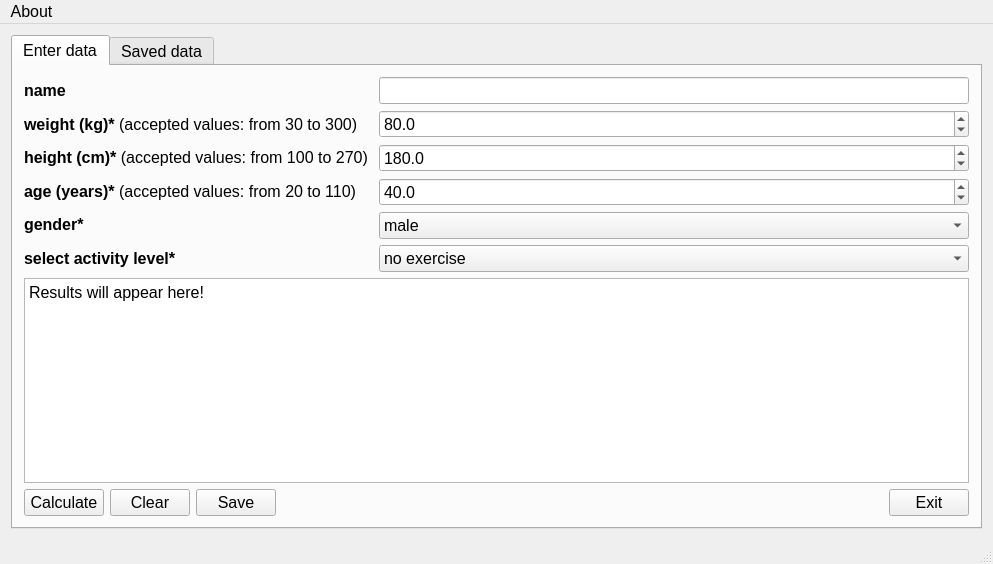
Qt form mainwindow.ui (SFilippidis/QGreatstAtzenta) before a commit.
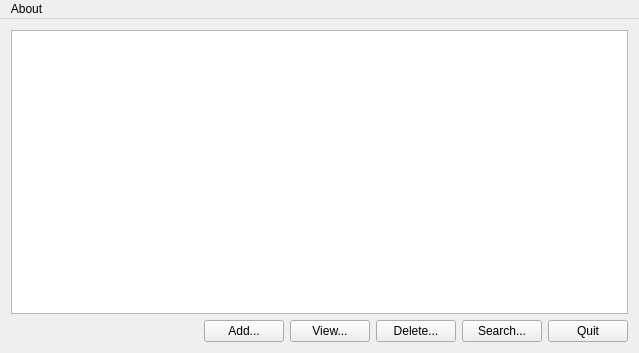
The same form after that commit.

Commit message: revert from wrong commit

Diff of the .ui file:
```diff
--- a/mainwindow.ui
+++ b/mainwindow.ui
@@ -30,427 +30,84 @@
    <rect>
     <x>0</x>
     <y>0</y>
-    <width>993</width>
-    <height>564</height>
+    <width>639</width>
+    <height>353</height>
    </rect>
   </property>
-  <property name="font">
-   <font>
-    <pointsize>12</pointsize>
-   </font>
-  </property>
-  <property name="focusPolicy">
-   <enum>Qt::TabFocus</enum>
+  <property name="minimumSize">
+   <size>
+    <width>639</width>
+    <height>353</height>
+   </size>
   </property>
   <property name="windowTitle">
-   <string/>
-  </property>
-  <property name="tabShape">
-   <enum>QTabWidget::Rounded</enum>
+   <string>MainWindow</string>
   </property>
   <widget class="QWidget" name="centralWidget">
-   <layout class="QVBoxLayout" name="verticalLayout_5">
+   <layout class="QVBoxLayout" name="verticalLayout">
     <item>
-     <widget class="QTabWidget" name="tabMenu">
-      <property name="sizePolicy">
-       <sizepolicy hsizetype="Preferred" vsizetype="Preferred">
-        <horstretch>0</horstretch>
-        <verstretch>0</verstretch>
-       </sizepolicy>
-      </property>
-      <property name="font">
-       <font>
-        <pointsize>12</pointsize>
-       </font>
-      </property>
-      <property name="toolTip">
-       <string/>
-      </property>
-      <property name="styleSheet">
-       <string notr="true"/>
-      </property>
-      <property name="currentIndex">
-       <number>0</number>
-      </property>
-      <widget class="QWidget" name="mainApp">
-       <attribute name="title">
-        <string>Enter data</string>
-       </attribute>
-       <layout class="QHBoxLayout" name="horizontalLayout_3">
-        <item>
-         <layout class="QVBoxLayout" name="verticalLayout_3">
-          <item>
-           <layout class="QHBoxLayout" name="horizontalLayout_2">
-            <item>
-             <layout class="QVBoxLayout" name="verticalLayout_4">
-              <item>
-               <widget class="QLabel" name="label_4">
-                <property name="font">
-                 <font>
-                  <pointsize>12</pointsize>
-                 </font>
-                </property>
-                <property name="text">
-                 <string>&lt;b&gt;name&lt;/b&gt;</string>
-                </property>
-               </widget>
-              </item>
-              <item>
-               <widget class="QLabel" name="label">
-                <property name="font">
-                 <font>
-                  <pointsize>12</pointsize>
-                 </font>
-                </property>
-                <property name="text">
-                 <string>&lt;b&gt;weight (kg)*&lt;/b&gt; (accepted values: from 30 to 300)    </string>
-                </property>
-               </widget>
-              </item>
-              <item>
-               <widget class="QLabel" name="label_2">
-                <property name="font">
-                 <font>
-                  <pointsize>12</pointsize>
-                 </font>
-                </property>
-                <property name="text">
-                 <string>&lt;html&gt;&lt;head/&gt;&lt;body&gt;&lt;p&gt;&lt;span style=&quot; font-weight:600;&quot;&gt;height (cm)*&lt;/span&gt; (accepted values: from 100 to 270) &lt;/p&gt;&lt;/body&gt;&lt;/html&gt;</string>
-                </property>
-               </widget>
-              </item>
-              <item>
-               <widget class="QLabel" name="label_6">
-                <property name="font">
-                 <font>
-                  <pointsize>12</pointsize>
-                 </font>
-                </property>
-                <property name="text">
-                 <string>&lt;html&gt;&lt;head/&gt;&lt;body&gt;&lt;p&gt;&lt;span style=&quot; font-weight:600;&quot;&gt;age (years)*&lt;/span&gt; (accepted values: from 20 to 110) &lt;/p&gt;&lt;/body&gt;&lt;/html&gt;</string>
-                </property>
-               </widget>
-              </item>
-              <item>
-               <widget class="QLabel" name="label_3">
-                <property name="font">
-                 <font>
-                  <pointsize>12</pointsize>
-                 </font>
-                </property>
-                <property name="text">
-                 <string>&lt;b&gt;gender*&lt;/b&gt;</string>
-                </property>
-               </widget>
-              </item>
-              <item>
-               <widget class="QLabel" name="label_5">
-                <property name="font">
-                 <font>
-                  <pointsize>12</pointsize>
-                 </font>
-                </property>
-                <property name="text">
-                 <string>&lt;b&gt;select activity level*&lt;/b&gt;</string>
-                </property>
-               </widget>
-              </item>
-             </layout>
-            </item>
-            <item>
-             <layout class="QVBoxLayout" name="verticalLayout_2">
-              <item>
-               <layout class="QHBoxLayout" name="horizontalLayout">
-                <item>
-                 <layout class="QVBoxLayout" name="verticalLayout">
-                  <item>
-                   <widget class="QLineEdit" name="name">
-                    <property name="font">
-                     <font>
-                      <pointsize>12</pointsize>
-                     </font>
-                    </property>
-                   </widget>
-                  </item>
-                  <item>
-                   <widget class="QDoubleSpinBox" name="doubleSpinBoxWeight">
-                    <property name="font">
-                     <font>
-                      <pointsize>12</pointsize>
-                     </font>
-                    </property>
-                    <property name="decimals">
-                     <number>1</number>
-                    </property>
-                    <property name="minimum">
-                     <double>30.000000000000000</double>
-                    </property>
-                    <property name="maximum">
-                     <double>300.000000000000000</double>
-                    </property>
-                    <property name="value">
-                     <double>80.000000000000000</double>
-                    </property>
-                   </widget>
-                  </item>
-                  <item>
-                   <widget class="QDoubleSpinBox" name="doubleSpinBoxHeight">
-                    <property name="font">
-                     <font>
-                      <pointsize>12</pointsize>
-                     </font>
-                    </property>
-                    <property name="decimals">
-                     <number>1</number>
-                    </property>
-                    <property name="minimum">
-                     <double>100.000000000000000</double>
-                    </property>
-                    <property name="maximum">
-                     <double>270.000000000000000</double>
-                    </property>
-                    <property name="singleStep">
-                     <double>1.000000000000000</double>
-                    </property>
-                    <property name="value">
-                     <double>180.000000000000000</double>
-                    </property>
-                   </widget>
-                  </item>
-                  <item>
-                   <widget class="QDoubleSpinBox" name="doubleSpinBoxAge">
-                    <property name="font">
-                     <font>
-                      <pointsize>12</pointsize>
-                     </font>
-                    </property>
-                    <property name="decimals">
-                     <number>1</number>
-                    </property>
-                    <property name="minimum">
-                     <double>20.000000000000000</double>
-                    </property>
-                    <property name="maximum">
-                     <double>110.000000000000000</double>
-                    </property>
-                    <property name="singleStep">
-                     <double>1.000000000000000</double>
-                    </property>
-                    <property name="value">
-                     <double>40.000000000000000</double>
-                    </property>
-                   </widget>
-                  </item>
-                  <item>
-                   <widget class="QComboBox" name="comboBoxGender">
-                    <property name="font">
-                     <font>
-                      <pointsize>12</pointsize>
-                     </font>
-                    </property>
-                    <property name="statusTip">
-                     <string>επιλέξτε το φύλο</string>
-                    </property>
-                    <item>
-                     <property name="text">
-                      <string>male</string>
-                     </property>
-                    </item>
-                    <item>
-                     <property name="text">
-                      <string>female</string>
-                     </property>
-                    </item>
-                   </widget>
-                  </item>
-                 </layout>
-                </item>
-               </layout>
-              </item>
-              <item>
-               <widget class="QComboBox" name="comboBoxActivity">
-                <property name="font">
-                 <font>
-                  <pointsize>12</pointsize>
-                 </font>
-                </property>
-                <item>
-                 <property name="text">
-                  <string>no exercise</string>
-                 </property>
-                </item>
-                <item>
-                 <property name="text">
-                  <string>little exercise</string>
-                 </property>
-                </item>
-                <item>
-                 <property name="text">
-                  <string>light exercise (1-3 days per week)</string>
-                 </property>
-                </item>
-                <item>
-                 <property name="text">
-                  <string>moderate exercise (3-5 days per week)</string>
-                 </property>
-                </item>
-                <item>
-                 <property name="text">
-                  <string>heavy exercise (6-7 days per week)</string>
-                 </property>
-                </item>
-                <item>
-                 <property name="text">
-                  <string>very heavy exercise (twice per day, extra heavy workouts)</string>
-                 </property>
-                </item>
-               </widget>
-              </item>
-             </layout>
-            </item>
-           </layout>
-          </item>
-          <item>
-           <widget class="QTextBrowser" name="results">
-            <property name="font">
-             <font>
-              <pointsize>12</pointsize>
-             </font>
-            </property>
-            <property name="html">
-             <string>&lt;!DOCTYPE HTML PUBLIC &quot;-//W3C//DTD HTML 4.0//EN&quot; &quot;http://www.w3.org/TR/REC-html40/strict.dtd&quot;&gt;
-&lt;html&gt;&lt;head&gt;&lt;meta name=&quot;qrichtext&quot; content=&quot;1&quot; /&gt;&lt;style type=&quot;text/css&quot;&gt;
-p, li { white-space: pre-wrap; }
-&lt;/style&gt;&lt;/head&gt;&lt;body style=&quot; font-family:'MS Shell Dlg 2'; font-size:12pt; font-weight:400; font-style:normal;&quot;&gt;
-&lt;p style=&quot; margin-top:0px; margin-bottom:0px; margin-left:0px; margin-right:0px; -qt-block-indent:0; text-indent:0px;&quot;&gt;&lt;span style=&quot; font-family:'Lucida Grande';&quot;&gt;Results will appear here!&lt;/span&gt;&lt;/p&gt;&lt;/body&gt;&lt;/html&gt;</string>
-            </property>
-           </widget>
-          </item>
-          <item>
-           <layout class="QHBoxLayout" name="horizontalLayout_6">
-            <item>
-             <widget class="QPushButton" name="pushButtonCalculate">
-              <property name="font">
-               <font>
-                <pointsize>12</pointsize>
-               </font>
-              </property>
-              <property name="statusTip">
-               <string>calculate body mass index and other info</string>
-              </property>
-              <property name="text">
-               <string>Calculate</string>
-              </property>
-              <property name="autoDefault">
-               <bool>true</bool>
-              </property>
-              <property name="default">
-               <bool>false</bool>
-              </property>
-              <property name="flat">
-               <bool>false</bool>
-              </property>
-             </widget>
-            </item>
-            <item>
-             <widget class="QPushButton" name="pushButtonResetData">
-              <property name="font">
-               <font>
-                <pointsize>12</pointsize>
-               </font>
-              </property>
-              <property name="statusTip">
-               <string>clear data of this window</string>
-              </property>
-              <property name="text">
-               <string>Clear</string>
-              </property>
-              <property name="autoDefault">
-               <bool>true</bool>
-              </property>
-             </widget>
-            </item>
-            <item>
-             <widget class="QPushButton" name="pushButtonSave">
-              <property name="font">
-               <font>
-                <pointsize>12</pointsize>
-               </font>
-              </property>
-              <property name="statusTip">
-               <string>save current calculations</string>
-              </property>
-              <property name="text">
-               <string>Save</string>
-              </property>
-              <property name="autoDefault">
-               <bool>true</bool>
-              </property>
-             </widget>
-            </item>
-            <item>
-             <spacer name="horizontalSpacer_2">
-              <property name="orientation">
-               <enum>Qt::Horizontal</enum>
-              </property>
-              <property name="sizeHint" stdset="0">
-               <size>
-                <width>40</width>
-                <height>20</height>
-               </size>
-              </property>
-             </spacer>
-            </item>
-            <item>
-             <widget class="QPushButton" name="pushButtonExit">
-              <property name="statusTip">
-               <string>close this application</string>
-              </property>
-              <property name="text">
-               <string>Exit</string>
-              </property>
-             </widget>
-            </item>
-           </layout>
-          </item>
-         </layout>
-        </item>
-       </layout>
-      </widget>
-      <widget class="QWidget" name="tab_3">
-       <attribute name="title">
-        <string>Saved data</string>
-       </attribute>
-       <layout class="QVBoxLayout" name="verticalLayout_6">
-        <item>
-         <widget class="QTextBrowser" name="textBrowser_3">
-          <property name="font">
-           <font>
-            <pointsize>12</pointsize>
-           </font>
-          </property>
-          <property name="html">
-           <string>&lt;!DOCTYPE HTML PUBLIC &quot;-//W3C//DTD HTML 4.0//EN&quot; &quot;http://www.w3.org/TR/REC-html40/strict.dtd&quot;&gt;
-&lt;html&gt;&lt;head&gt;&lt;meta name=&quot;qrichtext&quot; content=&quot;1&quot; /&gt;&lt;style type=&quot;text/css&quot;&gt;
-p, li { white-space: pre-wrap; }
-&lt;/style&gt;&lt;/head&gt;&lt;body style=&quot; font-family:'MS Shell Dlg 2'; font-size:12pt; font-weight:400; font-style:normal;&quot;&gt;
-&lt;p align=&quot;justify&quot; style=&quot; margin-top:0px; margin-bottom:0px; margin-left:0px; margin-right:0px; -qt-block-indent:0; text-indent:0px;&quot;&gt;&lt;span style=&quot; font-family:'MS Shell Dlg 2';&quot;&gt;You have not saved any data yet! Once you save some data, they will appear here!&lt;/span&gt;&lt;/p&gt;&lt;/body&gt;&lt;/html&gt;</string>
-          </property>
-         </widget>
-        </item>
-       </layout>
-      </widget>
-     </widget>
+     <widget class="QTableView" name="view"/>
+    </item>
+    <item>
+     <layout class="QHBoxLayout" name="horizontalLayout">
+      <item>
+       <spacer name="horizontalSpacer">
+        <property name="orientation">
+         <enum>Qt::Horizontal</enum>
+        </property>
+        <property name="sizeHint" stdset="0">
+         <size>
+          <width>40</width>
+          <height>20</height>
+         </size>
+        </property>
+       </spacer>
+      </item>
+      <item>
+       <widget class="QPushButton" name="addButton">
+        <property name="text">
+         <string>Add...</string>
+        </property>
+       </widget>
+      </item>
+      <item>
+       <widget class="QPushButton" name="editOrViewButton">
+        <property name="text">
+         <string>View...</string>
+        </property>
+       </widget>
+      </item>
+      <item>
+       <widget class="QPushButton" name="deleteButton">
+        <property name="text">
+         <string>Delete...</string>
+        </property>
+       </widget>
+      </item>
+      <item>
+       <widget class="QPushButton" name="searchButton">
+        <property name="text">
+         <string>Search...</string>
+        </property>
+       </widget>
+      </item>
+      <item>
+       <widget class="QPushButton" name="quitButton">
+        <property name="text">
+         <string>Quit</string>
+        </property>
+       </widget>
+      </item>
+     </layout>
     </item>
    </layout>
   </widget>
-  <widget class="QStatusBar" name="statusBar"/>
   <widget class="QMenuBar" name="menuBar">
    <property name="geometry">
     <rect>
      <x>0</x>
      <y>0</y>
-     <width>993</width>
+     <width>639</width>
      <height>22</height>
     </rect>
    </property>
```
Left out of the diff: 23 changed lines with no effect on the pictures.
